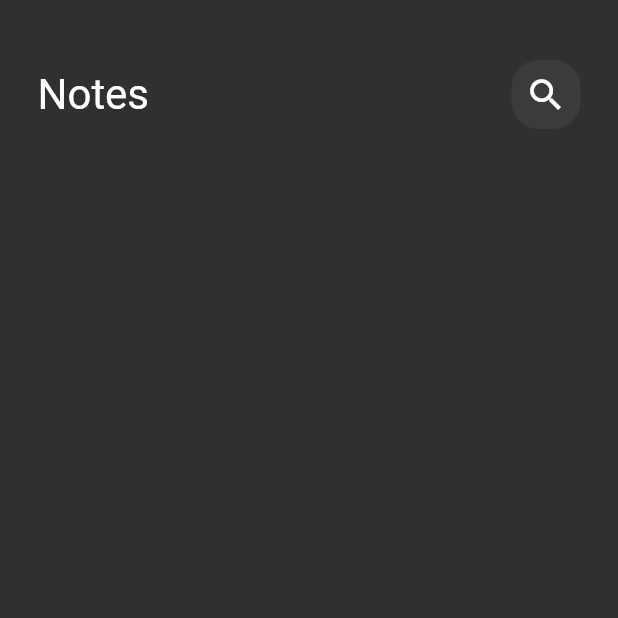
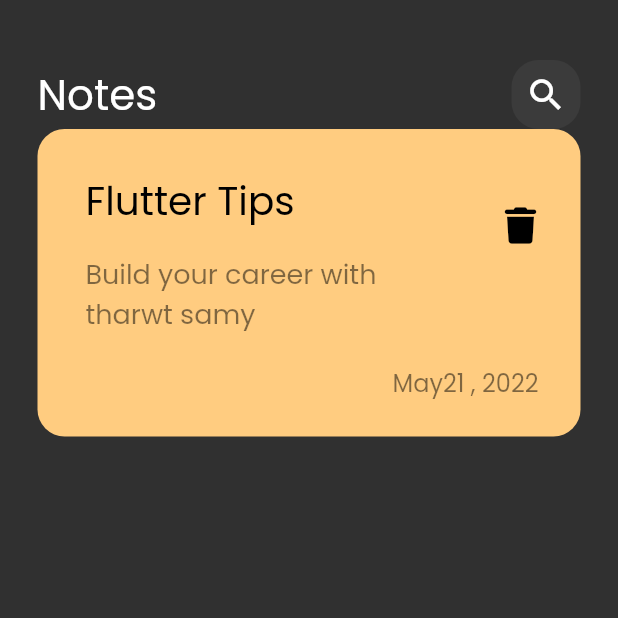
Before and after one commit to ibrahimgawad/notes_app, a Flutter app: the screen it shows after launch, on a phone screen of 412 x 824 dp, the top half of it. Run offline on Flutter 3.47's test engine with Material 2 defaults, Android fonts, the phone set to English and light mode, and no system bars; our stand-ins replace font_awesome_flutter.

Commit message:
create custom note item

```diff
--- a/lib/main.dart
+++ b/lib/main.dart
@@ -11,7 +11,10 @@ class NotesApp extends StatelessWidget {
   @override
   Widget build(BuildContext context) {
     return MaterialApp(
-      theme: ThemeData(brightness: Brightness.dark),
+      theme: ThemeData(
+        brightness: Brightness.dark,
+        fontFamily: "Poppins",
+      ),
       home: const NotesView(),
     );
   }
--- /dev/null
+++ b/lib/views/widgets/custom_note_item.dart
@@ -0,0 +1,45 @@
+import 'package:flutter/material.dart';
+import 'package:font_awesome_flutter/font_awesome_flutter.dart';
+
+class NoteItem extends StatelessWidget {
+  const NoteItem({super.key});
+
+  @override
+  Widget build(BuildContext context) {
+    return Container(
+      padding:const EdgeInsets.only(top: 24,bottom: 24,left: 16),
+      decoration: BoxDecoration(
+        borderRadius: BorderRadius.circular(18),
+        color: const Color(0xffFFCC80),
+      ),
+      child: Column(
+        crossAxisAlignment: CrossAxisAlignment.end,
+        children: [
+        ListTile(
+
+          title: const Text(
+            "Flutter Tips",
+            style: TextStyle(color: Colors.black, fontSize: 26),
+          ),
+          subtitle: Padding(
+            padding: const EdgeInsets.symmetric(vertical: 16),
+            child: Text(
+              "Build your career with tharwt samy",
+              style: TextStyle(color: Colors.black.withOpacity(.5), fontSize: 18),
+            ),
+          ),
+          trailing: IconButton(
+            onPressed: () {},
+            icon: const Icon(FontAwesomeIcons.trash),
+            color: Colors.black,
+            iconSize: 24,
+          ),
+        ),
+        Padding(
+          padding: const EdgeInsets.only(right: 28),
+          child: Text("May21 , 2022", style: TextStyle(color: Colors.black.withOpacity(.5), fontSize: 16),),
+        ),
+      ]),
+    );
+  }
+}
--- a/lib/views/widgets/notes_view_body.dart
+++ b/lib/views/widgets/notes_view_body.dart
@@ -1,5 +1,7 @@
 import 'package:flutter/material.dart';
 import 'package:note_app/views/widgets/custom_app_bar.dart';
+
+import 'custom_note_item.dart';
 
 class NotesViewBody extends StatelessWidget {
   const NotesViewBody({super.key});
@@ -8,9 +10,10 @@ class NotesViewBody extends StatelessWidget {
   Widget build(BuildContext context) {
     return Padding(
       padding: const EdgeInsets.symmetric(horizontal: 25),
-      child: Column(children:const [
-        SizedBox(height: 40,),
+      child: Column(children: const [
+        SizedBox(height: 40),
         CustomAppBar(),
+        NoteItem(),
       ]),
     );
   }
```
Also changed, not shown: pubspec.yaml (+10 -23 lines), assets/fonts/Poppins-Regular.ttf (added), pubspec.lock.
